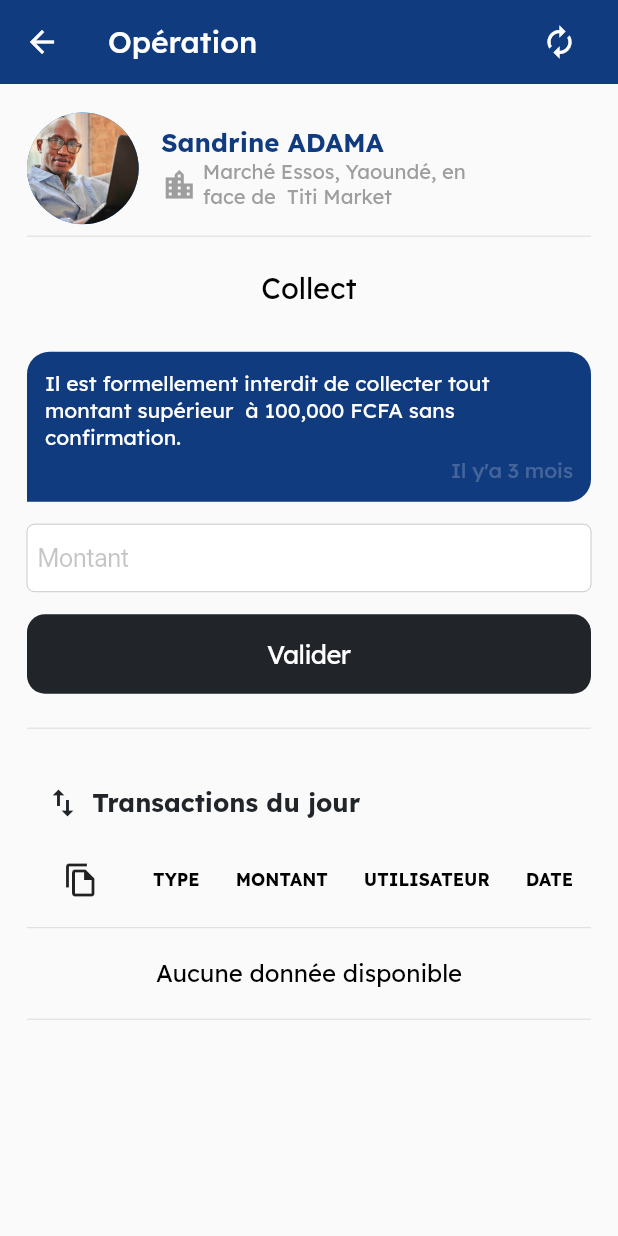
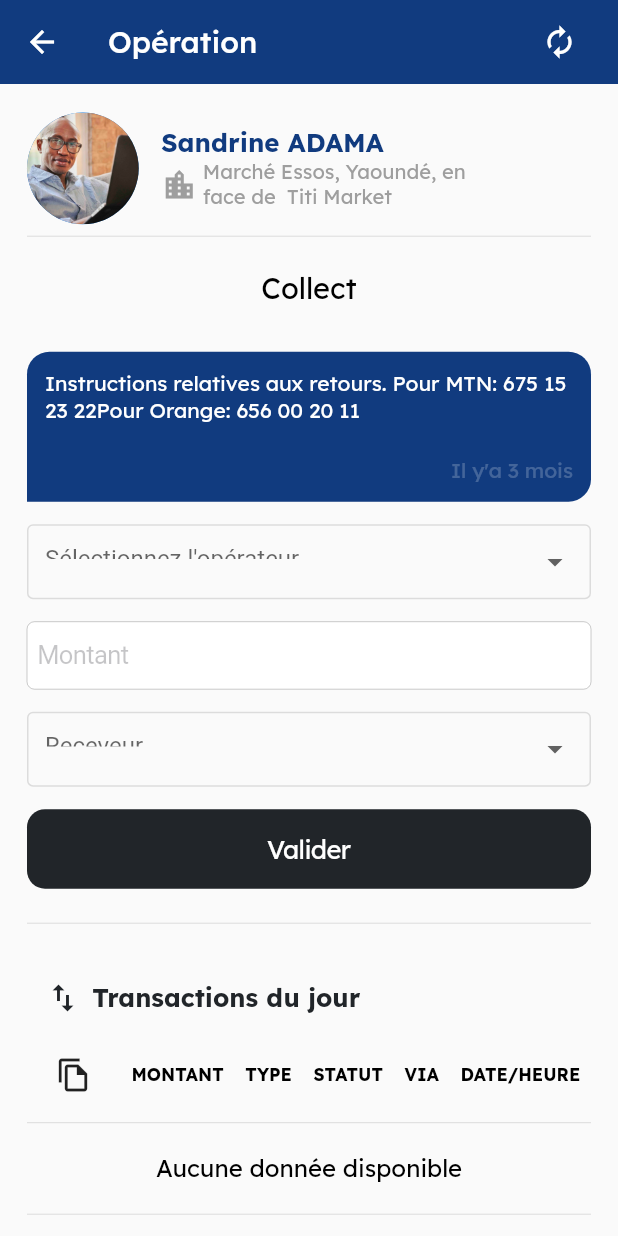
Before and after one commit to Morel-D/blucash_agent, a Flutter app: the Operation screen opened directly, on a phone screen of 412 x 824 dp. Run offline on Flutter 3.47's test engine with Material 2 defaults, Android fonts, the phone set to English and light mode, and no system bars; our stand-ins replace dropdown_textfield, flutter_svg, google_fonts, responsive_sizer.

Commit message:
Operation UI 'retour' tab layer design

```diff
--- /dev/null
+++ b/lib/Courses/collect.dart
@@ -0,0 +1,141 @@
+import 'package:flutter/cupertino.dart';
+import 'package:flutter/material.dart';
+import 'package:flutter/services.dart';
+import 'package:google_fonts/google_fonts.dart';
+import 'package:responsive_sizer/responsive_sizer.dart';
+import 'package:blucash_agent/Shared/Statique.dart';
+
+// Color code
+Color darkBlue = Color(0xFF113b7f);
+Color lightRed = Color(0xFFCE2835);
+Color lightBlue = Color(0xFF49BAEB);
+Color darkPink = Color(0xFF41A6C);
+Color grey = Color(0xFF212529);
+Color white = Colors.white;
+
+// font familly
+var lexendWhite = GoogleFonts.lexend(color: Colors.white);
+var lexendBlack = GoogleFonts.lexend(color: Colors.black);
+var lexendBlue = GoogleFonts.lexend(color: Color(0xFF113b7f));
+var lexendGrey = GoogleFonts.lexend(color: Color(0xFF212529));
+
+List<String> tabs = ["Collect", "Retour"];
+int current = 0;
+
+Widget collectTab = Column(
+  crossAxisAlignment: CrossAxisAlignment.stretch,
+  children: [
+    Container(
+      decoration: BoxDecoration(
+          color: darkBlue,
+          borderRadius: BorderRadius.only(
+              topLeft: Radius.circular(15),
+              topRight: Radius.circular(15),
+              bottomRight: Radius.circular(15))),
+      height: 100,
+      width: Adaptive.sp(360),
+      child: Padding(
+        padding: const EdgeInsets.all(12.0),
+        child: Column(
+          crossAxisAlignment: CrossAxisAlignment.end,
+          mainAxisAlignment: MainAxisAlignment.spaceBetween,
+          children: [
+            Text(
+              'Il est formellement interdit de collecter tout montant supérieur  à 100,000 FCFA sans confirmation.',
+              style: lexendWhite,
+            ),
+            Text(
+              "Il y'a 3 mois",
+              style: lexendWhite.copyWith(
+                  color: Color.fromARGB(54, 255, 255, 255)),
+            )
+          ],
+        ),
+      ),
+    ),
+
+    Padding(
+      padding: const EdgeInsets.only(top: 15),
+      child: SizedBox(
+          height: 45,
+          child: CupertinoTextField(
+            placeholder: "Montant",
+          )),
+    ),
+
+    Padding(
+      padding: const EdgeInsets.only(top: 15, bottom: 15),
+      child: CupertinoButton(
+        onPressed: () {},
+        child: Text(
+          "Valider",
+          style: lexendWhite,
+        ),
+        color: grey,
+      ),
+    ),
+
+    Padding(
+      padding: const EdgeInsets.only(bottom: 15),
+      child: Divider(),
+    ),
+
+    Padding(
+      padding: const EdgeInsets.only(left: 12, top: 15, bottom: 15),
+      child: Row(crossAxisAlignment: CrossAxisAlignment.start, children: [
+        Icon(
+          Icons.swap_vert,
+          color: grey,
+        ),
+        Padding(
+          padding: const EdgeInsets.only(top: 1, left: 2),
+          child: Text(
+            " Transactions du jour",
+            style: lexendGrey.copyWith(
+                color: grey, fontSize: 17, fontWeight: FontWeight.bold),
+          ),
+        )
+      ]),
+    ),
+
+    // bottom Table
+    Column(
+      crossAxisAlignment: CrossAxisAlignment.stretch,
+      children: [
+        Row(
+          mainAxisAlignment: MainAxisAlignment.spaceAround,
+          children: [
+            IconButton(onPressed: () {}, icon: Icon(Icons.file_copy_outlined)),
+            Text(
+              'MONTANT',
+              style: lexendBlack.copyWith(
+                  fontWeight: FontWeight.bold, fontSize: Adaptive.sp(14)),
+            ),
+            Text('TYPE',
+                style: lexendBlack.copyWith(
+                    fontWeight: FontWeight.bold, fontSize: Adaptive.sp(14))),
+            Text('STATUS',
+                style: lexendBlack.copyWith(
+                    fontWeight: FontWeight.bold, fontSize: Adaptive.sp(14))),
+            Text('VIA',
+                style: lexendBlack.copyWith(
+                    fontWeight: FontWeight.bold, fontSize: Adaptive.sp(14))),
+            Text('DATE/HEURE',
+                style: lexendBlack.copyWith(
+                    fontWeight: FontWeight.bold, fontSize: Adaptive.sp(14))),
+          ],
+        ),
+        Divider(),
+        Container(
+          height: 45,
+          child: Center(
+            child: Text('Aucune donnée disponible',
+                style: lexendBlack.copyWith(fontSize: 16)),
+          ),
+        ),
+        Divider(),
+        SizedBox(height: 20),
+      ],
+    ),
+  ],
+);
--- a/lib/Courses/operation.dart
+++ b/lib/Courses/operation.dart
@@ -4,6 +4,8 @@ import 'package:flutter/services.dart';
 import 'package:google_fonts/google_fonts.dart';
 import 'package:responsive_sizer/responsive_sizer.dart';
 import 'package:blucash_agent/Shared/Statique.dart';
+import 'package:blucash_agent/Courses/collect.dart';
+import 'package:blucash_agent/Courses/retour.dart';
 
 class Operation extends StatefulWidget {
   const Operation({super.key});
@@ -31,6 +33,7 @@ class _OperationState extends State<Operation> {
 
     List<String> tabs = ["Collect", "Retour"];
     int current = 0;
+    var dropdownValue = "0";
 
     return ResponsiveSizer(builder: (context, Orientation, DeviceType) {
       return Scaffold(
@@ -124,126 +127,10 @@ class _OperationState extends State<Operation> {
                     ),
                   ),
 
-                  Container(
-                    decoration: BoxDecoration(
-                        color: darkBlue,
-                        borderRadius: BorderRadius.only(
-                            topLeft: Radius.circular(15),
-                            topRight: Radius.circular(15),
-                            bottomRight: Radius.circular(15))),
-                    height: 100,
-                    width: Adaptive.sp(360),
-                    child: Padding(
-                      padding: const EdgeInsets.all(12.0),
-                      child: Column(
-                        crossAxisAlignment: CrossAxisAlignment.end,
-                        mainAxisAlignment: MainAxisAlignment.spaceBetween,
-                        children: [
-                          Text(
-                            'Il est formellement interdit de collecter tout montant supérieur  à 100,000 FCFA sans confirmation.',
-                            style: lexendWhite,
-                          ),
-                          Text(
-                            "Il y'a 3 mois",
-                            style: lexendWhite.copyWith(
-                                color: Color.fromARGB(54, 255, 255, 255)),
-                          )
-                        ],
-                      ),
-                    ),
-                  ),
+                  /// Starts here
+                  retourTab
 
-                  Padding(
-                    padding: const EdgeInsets.only(top: 15),
-                    child: SizedBox(
-                        height: 45,
-                        child: CupertinoTextField(
-                          placeholder: "Montant",
-                        )),
-                  ),
-
-                  Padding(
-                    padding: const EdgeInsets.only(top: 15, bottom: 15),
-                    child: CupertinoButton(
-                      onPressed: () {},
-                      child: Text(
-                        "Valider",
-                        style: lexendWhite,
-                      ),
-                      color: grey,
-                    ),
-                  ),
-
-                  Padding(
-                    padding: const EdgeInsets.only(bottom: 15),
-                    child: Divider(),
-                  ),
-
-                  Padding(
-                    padding:
-                        const EdgeInsets.only(left: 12, top: 15, bottom: 15),
-                    child: Row(
-                        crossAxisAlignment: CrossAxisAlignment.start,
-                        children: [
-                          Icon(
-                            Icons.swap_vert,
-                            color: grey,
-                          ),
-                          Padding(
-                            padding: const EdgeInsets.only(top: 1, left: 2),
-                            child: Text(
-                              " Transactions du jour",
-                              style: lexendGrey.copyWith(
-                                  color: grey,
-                                  fontSize: 17,
-                                  fontWeight: FontWeight.bold),
-                            ),
-                          )
-                        ]),
-                  ),
-
-                  // bottom Table
-                  Column(
-                    crossAxisAlignment: CrossAxisAlignment.stretch,
-                    children: [
-                      Row(
-                        mainAxisAlignment: MainAxisAlignment.spaceAround,
-                        children: [
-                          IconButton(
-                              onPressed: () {},
-                              icon: Icon(Icons.file_copy_outlined)),
-                          Text(
-                            'TYPE',
-                            style: lexendBlack.copyWith(
-                                fontWeight: FontWeight.bold,
-                                fontSize: Adaptive.sp(14)),
-                          ),
-                          Text('MONTANT',
-                              style: lexendBlack.copyWith(
-                                  fontWeight: FontWeight.bold,
-                                  fontSize: Adaptive.sp(14))),
-                          Text('UTILISATEUR',
-                              style: lexendBlack.copyWith(
-                                  fontWeight: FontWeight.bold,
-                                  fontSize: Adaptive.sp(14))),
-                          Text('DATE',
-                              style: lexendBlack.copyWith(
-                                  fontWeight: FontWeight.bold,
-                                  fontSize: Adaptive.sp(14))),
-                        ],
-                      ),
-                      Divider(),
-                      Container(
-                        height: 45,
-                        child: Center(
-                          child: Text('Aucune donnée disponible',
-                              style: lexendBlack.copyWith(fontSize: 16)),
-                        ),
-                      ),
-                      Divider(),
-                      SizedBox(height: 20)
-                    ],
-                  ),
+                  /// ends here
                 ],
               ),
             ),
--- /dev/null
+++ b/lib/Courses/retour.dart
@@ -0,0 +1,199 @@
+import 'package:flutter/cupertino.dart';
+import 'package:flutter/material.dart';
+import 'package:flutter/services.dart';
+import 'package:google_fonts/google_fonts.dart';
+import 'package:responsive_sizer/responsive_sizer.dart';
+import 'package:blucash_agent/Shared/Statique.dart';
+
+// Color code
+Color darkBlue = Color(0xFF113b7f);
+Color lightRed = Color(0xFFCE2835);
+Color lightBlue = Color(0xFF49BAEB);
+Color darkPink = Color(0xFF41A6C);
+Color grey = Color(0xFF212529);
+Color white = Colors.white;
+
+// font familly
+var lexendWhite = GoogleFonts.lexend(color: Colors.white);
+var lexendBlack = GoogleFonts.lexend(color: Colors.black);
+var lexendBlue = GoogleFonts.lexend(color: Color(0xFF113b7f));
+var lexendGrey = GoogleFonts.lexend(color: Color(0xFF212529));
+
+var dropdownValue = "0";
+
+Widget retourTab = Column(
+  crossAxisAlignment: CrossAxisAlignment.stretch,
+  children: [
+    Container(
+      decoration: BoxDecoration(
+          color: darkBlue,
+          borderRadius: BorderRadius.only(
+              topLeft: Radius.circular(15),
+              topRight: Radius.circular(15),
+              bottomRight: Radius.circular(15))),
+      height: 100,
+      width: Adaptive.sp(360),
+      child: Padding(
+        padding: const EdgeInsets.all(12.0),
+        child: Column(
+          crossAxisAlignment: CrossAxisAlignment.end,
+          mainAxisAlignment: MainAxisAlignment.spaceBetween,
+          children: [
+            Text(
+              'Instructions relatives aux retours. Pour MTN: 675 15 23 22Pour Orange: 656 00 20 11',
+              style: lexendWhite,
+            ),
+            Text(
+              "Il y'a 3 mois",
+              style: lexendWhite.copyWith(
+                  color: Color.fromARGB(54, 255, 255, 255)),
+            )
+          ],
+        ),
+      ),
+    ),
+
+    Padding(
+      padding: EdgeInsets.only(top: 15),
+      child: SizedBox(
+        height: 50,
+        child: DropdownButtonFormField(
+          decoration:
+              formTextDecoration.copyWith(hintText: "Sélectionnez l'opérateur"),
+          onChanged: (String? newValue) {
+            setState(() {
+              dropdownValue = newValue!;
+            });
+          },
+          items: <String>[
+            'Orange Money',
+            'MTN MOMO',
+            'EU Money',
+          ].map<DropdownMenuItem<String>>((String value) {
+            return DropdownMenuItem<String>(
+              value: value,
+              child: Text(
+                value,
+                style: TextStyle(fontSize: Adaptive.sp(14)),
+              ),
+            );
+            // );/
+          }).toList(),
+        ),
+      ),
+    ),
+
+    Padding(
+      padding: const EdgeInsets.only(top: 15),
+      child: SizedBox(
+          height: 45,
+          child: CupertinoTextField(
+            placeholder: "Montant",
+          )),
+    ),
+
+    Padding(
+      padding: EdgeInsets.only(top: 15),
+      child: SizedBox(
+        height: 50,
+        child: DropdownButtonFormField(
+          decoration: formTextDecoration.copyWith(hintText: "Receveur"),
+          onChanged: (String? newValue) {
+            setState(() {
+              dropdownValue = newValue!;
+            });
+          },
+          items: <String>[
+            'Lyn',
+          ].map<DropdownMenuItem<String>>((String value) {
+            return DropdownMenuItem<String>(
+              value: value,
+              child: Text(
+                value,
+                style: TextStyle(fontSize: Adaptive.sp(14)),
+              ),
+            );
+            // );/
+          }).toList(),
+        ),
+      ),
+    ),
+
+    Padding(
+      padding: const EdgeInsets.only(top: 15, bottom: 15),
+      child: CupertinoButton(
+        onPressed: () {},
+        child: Text(
+          "Valider",
+          style: lexendWhite,
+        ),
+        color: grey,
+      ),
+    ),
+
+    Padding(
+      padding: const EdgeInsets.only(bottom: 15),
+      child: Divider(),
+    ),
+
+    Padding(
+      padding: const EdgeInsets.only(left: 12, top: 15, bottom: 15),
+      child: Row(crossAxisAlignment: CrossAxisAlignment.start, children: [
+        Icon(
+          Icons.swap_vert,
+          color: grey,
+        ),
+        Padding(
+          padding: const EdgeInsets.only(top: 1, left: 2),
+          child: Text(
+            " Transactions du jour",
+            style: lexendGrey.copyWith(
+                color: grey, fontSize: 17, fontWeight: FontWeight.bold),
+          ),
+        )
+      ]),
+    ),
+
+    // bottom Table
+    Column(
+      crossAxisAlignment: CrossAxisAlignment.stretch,
+      children: [
+        Row(
+          mainAxisAlignment: MainAxisAlignment.spaceAround,
+          children: [
+            IconButton(onPressed: () {}, icon: Icon(Icons.file_copy_outlined)),
+            Text(
+              'MONTANT',
+              style: lexendBlack.copyWith(
+                  fontWeight: FontWeight.bold, fontSize: Adaptive.sp(14)),
+            ),
+            Text('TYPE',
+                style: lexendBlack.copyWith(
+                    fontWeight: FontWeight.bold, fontSize: Adaptive.sp(14))),
+            Text('STATUT',
+                style: lexendBlack.copyWith(
+                    fontWeight: FontWeight.bold, fontSize: Adaptive.sp(14))),
+            Text('VIA',
+                style: lexendBlack.copyWith(
+                    fontWeight: FontWeight.bold, fontSize: Adaptive.sp(14))),
+            Text('DATE/HEURE',
+                style: lexendBlack.copyWith(
+                    fontWeight: FontWeight.bold, fontSize: Adaptive.sp(14))),
+          ],
+        ),
+        Divider(),
+        Container(
+          height: 45,
+          child: Center(
+            child: Text('Aucune donnée disponible',
+                style: lexendBlack.copyWith(fontSize: 16)),
+          ),
+        ),
+        Divider(),
+        SizedBox(height: 20),
+      ],
+    ),
+  ],
+);
+
+void setState(Null Function() param0) {}
```
